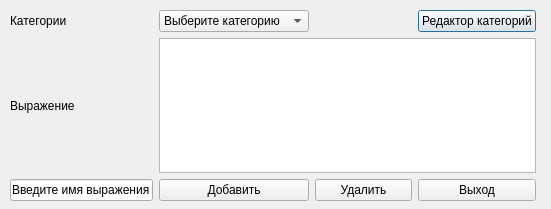
This is src/ui/regul.ui in player7004/Crawler as Qt 5 draws it before an edit. The edited form follows.
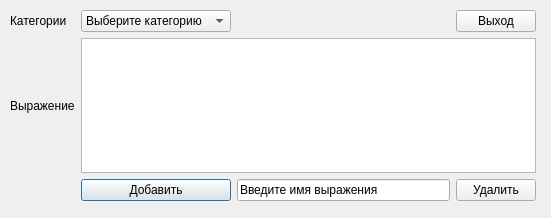
This is the edited form.

```diff
--- a/src/ui/regul.ui
+++ b/src/ui/regul.ui
@@ -7,7 +7,7 @@
     <x>0</x>
     <y>0</y>
     <width>551</width>
-    <height>209</height>
+    <height>218</height>
    </rect>
   </property>
   <property name="windowTitle">
@@ -23,33 +23,10 @@
     </rect>
    </property>
    <layout class="QGridLayout" name="gridLayout_2">
-    <item row="0" column="3">
-     <widget class="QPushButton" name="bt_categ_edit">
+    <item row="0" column="0">
+     <widget class="QLabel" name="label">
       <property name="text">
-       <string>Редактор категорий</string>
-      </property>
-     </widget>
-    </item>
-    <item row="0" column="2">
-     <spacer name="horizontalSpacer_2">
-      <property name="orientation">
-       <enum>Qt::Horizontal</enum>
-      </property>
-      <property name="sizeType">
-       <enum>QSizePolicy::Fixed</enum>
-      </property>
-      <property name="sizeHint" stdset="0">
-       <size>
-        <width>97</width>
-        <height>20</height>
-       </size>
-      </property>
-     </spacer>
-    </item>
-    <item row="2" column="1">
-     <widget class="QPushButton" name="bt_add">
-      <property name="text">
-       <string>Добавить</string>
+       <string>Категории</string>
       </property>
      </widget>
     </item>
@@ -62,23 +39,6 @@
       </item>
      </widget>
     </item>
-    <item row="2" column="2">
-     <widget class="QPushButton" name="bt_del">
-      <property name="text">
-       <string>Удалить</string>
-      </property>
-     </widget>
-    </item>
-    <item row="1" column="1" colspan="3">
-     <widget class="QListView" name="regular_list"/>
-    </item>
-    <item row="0" column="0">
-     <widget class="QLabel" name="label">
-      <property name="text">
-       <string>Категории</string>
-      </property>
-     </widget>
-    </item>
     <item row="1" column="0">
      <widget class="QLabel" name="label_2">
       <property name="text">
@@ -86,14 +46,31 @@
       </property>
      </widget>
     </item>
-    <item row="2" column="3">
+    <item row="2" column="1">
+     <widget class="QPushButton" name="bt_add">
+      <property name="text">
+       <string>Добавить</string>
+      </property>
+     </widget>
+    </item>
+    <item row="1" column="1" colspan="3">
+     <widget class="QListView" name="regular_list"/>
+    </item>
+    <item row="0" column="3">
      <widget class="QPushButton" name="bt_cancel">
       <property name="text">
        <string>Выход</string>
       </property>
      </widget>
     </item>
-    <item row="2" column="0">
+    <item row="2" column="3">
+     <widget class="QPushButton" name="bt_del">
+      <property name="text">
+       <string>Удалить</string>
+      </property>
+     </widget>
+    </item>
+    <item row="2" column="2">
      <widget class="QLineEdit" name="lineEdit">
       <property name="text">
        <string>Введите имя выражения</string>
```
